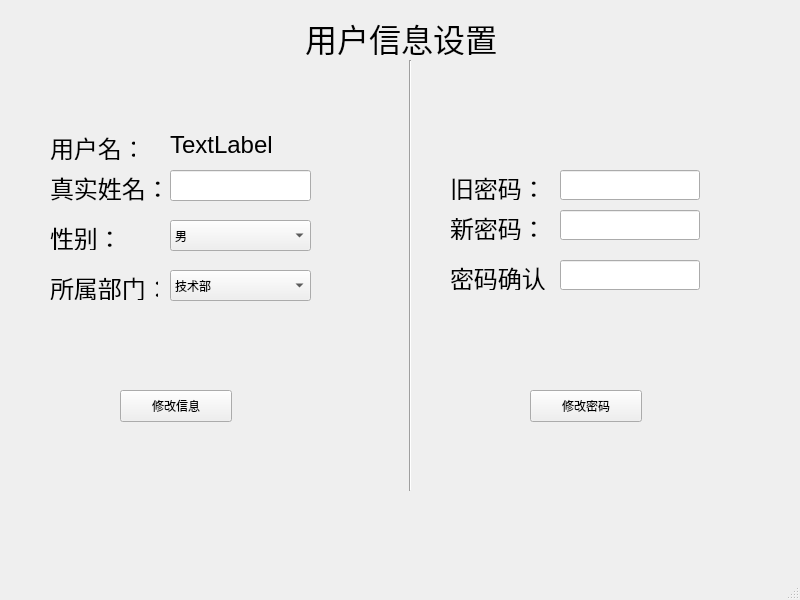
Qt form View/UserInfoWindow.ui (drkying/ruanshe3) before a commit.
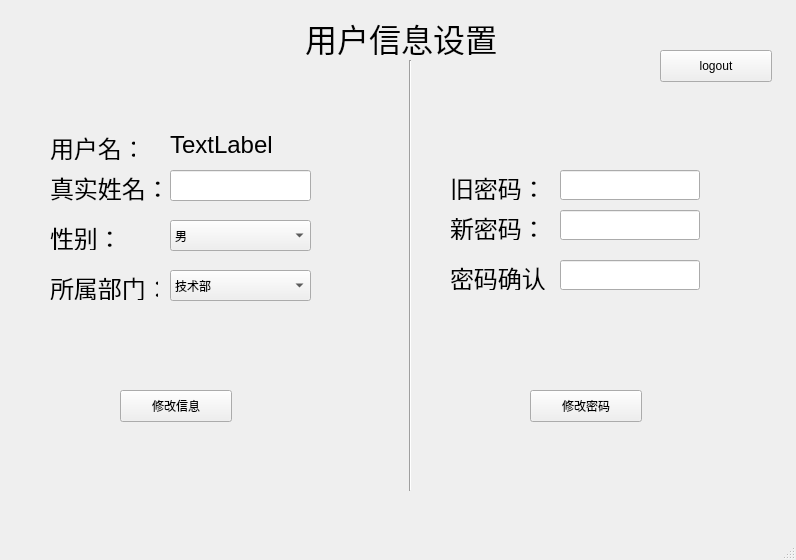
The same form after that commit. Icons and pictures are not drawn.

Patch:
```diff
--- a/View/UserInfoWindow.ui
+++ b/View/UserInfoWindow.ui
@@ -6,8 +6,8 @@
    <rect>
     <x>0</x>
     <y>0</y>
-    <width>800</width>
-    <height>600</height>
+    <width>796</width>
+    <height>560</height>
    </rect>
   </property>
   <property name="windowTitle">
@@ -335,6 +335,30 @@
      </iconset>
     </property>
    </widget>
+   <widget class="QPushButton" name="pushButton_logout">
+    <property name="geometry">
+     <rect>
+      <x>660</x>
+      <y>50</y>
+      <width>112</width>
+      <height>32</height>
+     </rect>
+    </property>
+    <property name="focusPolicy">
+     <enum>Qt::StrongFocus</enum>
+    </property>
+    <property name="styleSheet">
+     <string notr="true"/>
+    </property>
+    <property name="text">
+     <string>logout</string>
+    </property>
+    <property name="icon">
+     <iconset>
+      <normalon>:/icon/log-out.png</normalon>
+     </iconset>
+    </property>
+   </widget>
   </widget>
   <widget class="QMenuBar" name="menubar">
    <property name="geometry">
```
Left out of the diff: 2 changed lines with no effect on the pictures.
